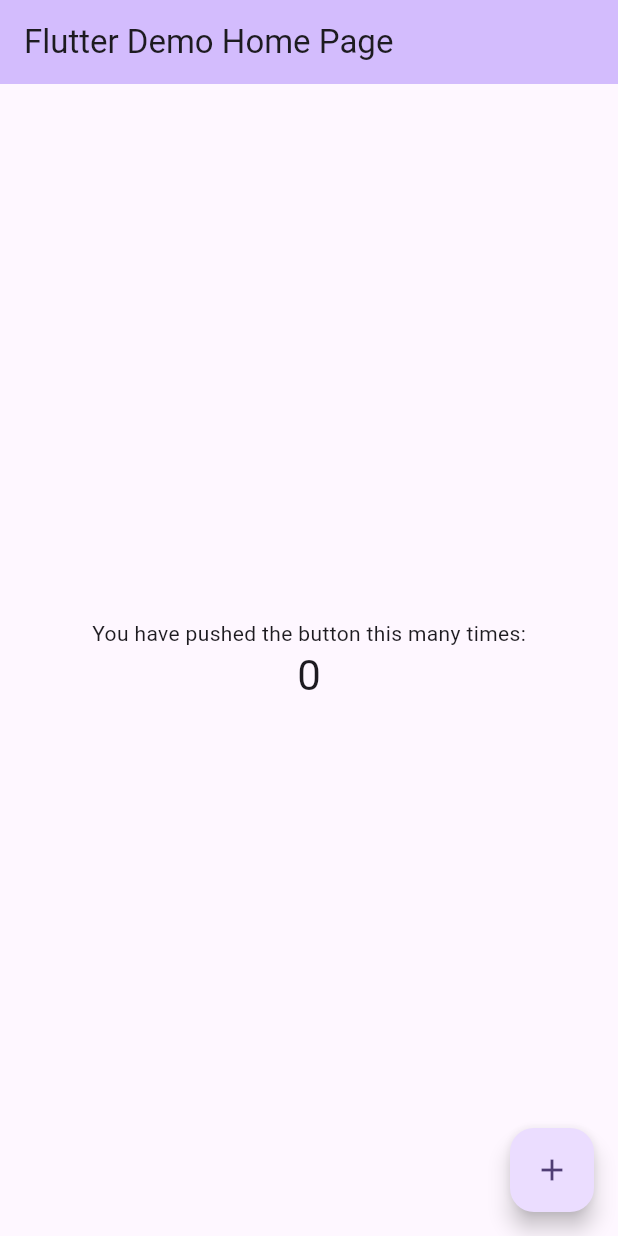
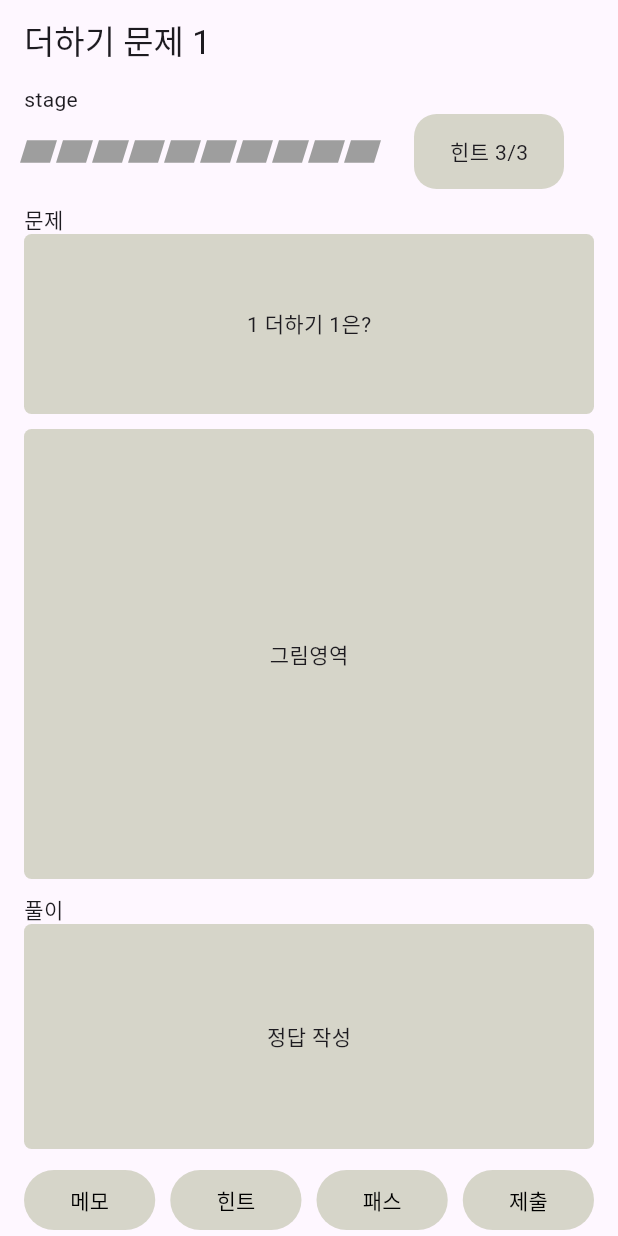
Before and after one commit to APP-iOS7/thinquiz, a Flutter app: the screen it shows after launch, on a phone screen of 412 x 824 dp. Run offline on Flutter 3.47's test engine with Material 3 defaults, Android fonts, the phone set to English and light mode, and no system bars.

Commit message:
퀴즈화면, models, providers 추가

```diff
--- a/thinquiz/lib/main.dart
+++ b/thinquiz/lib/main.dart
@@ -1,4 +1,8 @@
 import 'package:flutter/material.dart';
+import 'package:provider/provider.dart';
+import 'package:thinquiz/providers/game_provider.dart';
+import 'package:thinquiz/providers/quiz_provider.dart';
+import 'package:thinquiz/screens/quiz_screen.dart';
 
 void main() {
   runApp(const MyApp());
@@ -10,116 +14,19 @@ class MyApp extends StatelessWidget {
   // This widget is the root of your application.
   @override
   Widget build(BuildContext context) {
-    return MaterialApp(
-      title: 'Flutter Demo',
-      theme: ThemeData(
-        // This is the theme of your application.
-        //
-        // TRY THIS: Try running your application with "flutter run". You'll see
-        // the application has a purple toolbar. Then, without quitting the app,
-        // try changing the seedColor in the colorScheme below to Colors.green
-        // and then invoke "hot reload" (save your changes or press the "hot
-        // reload" button in a Flutter-supported IDE, or press "r" if you used
-        // the command line to start the app).
-        //
-        // Notice that the counter didn't reset back to zero; the application
-        // state is not lost during the reload. To reset the state, use hot
-        // restart instead.
-        //
-        // This works for code too, not just values: Most code changes can be
-        // tested with just a hot reload.
-        colorScheme: ColorScheme.fromSeed(seedColor: Colors.deepPurple),
-        useMaterial3: true,
+    return MultiProvider(
+      providers: [
+        ChangeNotifierProvider(create: (context) => GameProvider()),
+        ChangeNotifierProvider(create: (context) => QuizProvider())
+      ],
+      child: MaterialApp(
+        title: 'Flutter Demo',
+        theme: ThemeData(
+          colorScheme: ColorScheme.fromSeed(seedColor: Colors.deepPurple),
+          useMaterial3: true,
+        ),
+        home: QuizScreen(),
       ),
-      home: const MyHomePage(title: 'Flutter Demo Home Page'),
     );
   }
 }
-
-class MyHomePage extends StatefulWidget {
-  const MyHomePage({super.key, required this.title});
-
-  // This widget is the home page of your application. It is stateful, meaning
-  // that it has a State object (defined below) that contains fields that affect
-  // how it looks.
-
-  // This class is the configuration for the state. It holds the values (in this
-  // case the title) provided by the parent (in this case the App widget) and
-  // used by the build method of the State. Fields in a Widget subclass are
-  // always marked "final".
-
-  final String title;
-
-  @override
-  State<MyHomePage> createState() => _MyHomePageState();
-}
-
-class _MyHomePageState extends State<MyHomePage> {
-  int _counter = 0;
-
-  void _incrementCounter() {
-    setState(() {
-      // This call to setState tells the Flutter framework that something has
-      // changed in this State, which causes it to rerun the build method below
-      // so that the display can reflect the updated values. If we changed
-      // _counter without calling setState(), then the build method would not be
-      // called again, and so nothing would appear to happen.
-      _counter++;
-    });
-  }
-
-  @override
-  Widget build(BuildContext context) {
-    // This method is rerun every time setState is called, for instance as done
-    // by the _incrementCounter method above.
-    //
-    // The Flutter framework has been optimized to make rerunning build methods
-    // fast, so that you can just rebuild anything that needs updating rather
-    // than having to individually change instances of widgets.
-    return Scaffold(
-      appBar: AppBar(
-        // TRY THIS: Try changing the color here to a specific color (to
-        // Colors.amber, perhaps?) and trigger a hot reload to see the AppBar
-        // change color while the other colors stay the same.
-        backgroundColor: Theme.of(context).colorScheme.inversePrimary,
-        // Here we take the value from the MyHomePage object that was created by
-        // the App.build method, and use it to set our appbar title.
-        title: Text(widget.title),
-      ),
-      body: Center(
-        // Center is a layout widget. It takes a single child and positions it
-        // in the middle of the parent.
-        child: Column(
-          // Column is also a layout widget. It takes a list of children and
-          // arranges them vertically. By default, it sizes itself to fit its
-          // children horizontally, and tries to be as tall as its parent.
-          //
-          // Column has various properties to control how it sizes itself and
-          // how it positions its children. Here we use mainAxisAlignment to
-          // center the children vertically; the main axis here is the vertical
-          // axis because Columns are vertical (the cross axis would be
-          // horizontal).
-          //
-          // TRY THIS: Invoke "debug painting" (choose the "Toggle Debug Paint"
-          // action in the IDE, or press "p" in the console), to see the
-          // wireframe for each widget.
-          mainAxisAlignment: MainAxisAlignment.center,
-          children: <Widget>[
-            const Text(
-              'You have pushed the button this many times:',
-            ),
-            Text(
-              '$_counter',
-              style: Theme.of(context).textTheme.headlineMedium,
-            ),
-          ],
-        ),
-      ),
-      floatingActionButton: FloatingActionButton(
-        onPressed: _incrementCounter,
-        tooltip: 'Increment',
-        child: const Icon(Icons.add),
-      ), // This trailing comma makes auto-formatting nicer for build methods.
-    );
-  }
-}
--- /dev/null
+++ b/thinquiz/lib/managers/lucky_card_manager.dart
@@ -0,0 +1,25 @@
+import 'dart:math';
+import 'package:thinquiz/models/lucky_card.dart';
+
+class LuckyCardManager {
+  static final LuckyCardManager _instance = LuckyCardManager._internal();
+  List<LuckyCard> _items = [];
+
+  factory LuckyCardManager() => _instance;
+
+  LuckyCardManager._internal() {
+    _items = [
+      LuckyCard(content: '힌트가 1개 더 제공됩니다!', type: CardType.chance),
+      LuckyCard(content: '정답을 맞출 경우 점수를 두배로 획득합니다!', type: CardType.chance),
+      LuckyCard(content: '이번 문제를 패스해도 정답으로 인정됩니다!', type: CardType.chance),
+      LuckyCard(content: '이번 문제에서 힌트를 사용할 수 없습니다.', type: CardType.penalty),
+      //LuckyCard(content: '제한 시간이 1분 증가합니다!', type: CardType.chance)
+      //LuckyCard(content: '제한 시간이 1분 감소합니다', type: CardType.penalty)
+      //LuckyCard(content: '이번 문제에서 패스를 사용할 수 없습니다', type: CardType.penalty)
+    ];
+  }
+
+  int get count => _items.length;
+
+  LuckyCard get randomElement => _items[Random().nextInt(count)];
+}
--- /dev/null
+++ b/thinquiz/lib/models/game.dart
@@ -0,0 +1,10 @@
+class Game {
+  int hintCount;
+  int quizIndex;
+  int totalPoint;
+
+  Game(
+      {required this.hintCount,
+      required this.quizIndex,
+      required this.totalPoint});
+}
--- /dev/null
+++ b/thinquiz/lib/models/lucky_card.dart
@@ -0,0 +1,8 @@
+class LuckyCard {
+  String content;
+  CardType type;
+
+  LuckyCard({required this.content, required this.type});
+}
+
+enum CardType { chance, penalty }
--- /dev/null
+++ b/thinquiz/lib/models/quiz.dart
@@ -0,0 +1,23 @@
+class Quiz {
+  String title;
+  int point;
+  String hint;
+  String content;
+  String answer;
+  String solution;
+  QuizStatus status;
+  String quizImage;
+
+  Quiz({
+    required this.title,
+    required this.point,
+    required this.hint,
+    required this.content,
+    required this.answer,
+    required this.solution,
+    required this.status,
+    required this.quizImage
+  });
+}
+
+enum QuizStatus { correct, incorrect, pending, inProgress }
--- /dev/null
+++ b/thinquiz/lib/providers/game_provider.dart
@@ -0,0 +1,13 @@
+import 'package:flutter/material.dart';
+import 'package:thinquiz/models/game.dart';
+
+class GameProvider extends ChangeNotifier {
+  final Game _item = Game(hintCount: 3, quizIndex: 0, totalPoint: 0);
+
+  Game get item => _item;
+
+  void increaseQuizIndex() {
+    _item.quizIndex++;
+    notifyListeners();
+  }
+}
--- /dev/null
+++ b/thinquiz/lib/providers/quiz_provider.dart
@@ -0,0 +1,38 @@
+import 'package:flutter/material.dart';
+import 'package:thinquiz/models/quiz.dart';
+
+class QuizProvider extends ChangeNotifier {
+  List<Quiz> _items = [];
+
+  QuizProvider() {
+    _items = [
+      Quiz(title: '더하기 문제 1', point: 5, hint: '3은 아니다', content: '1 더하기 1은?', answer: '2', solution: '1 더하기 1은 2이다', status: QuizStatus.pending, quizImage: ''),
+      Quiz(title: '더하기 문제 2', point: 5, hint: '3은 아니다', content: '2 더하기 2는?', answer: '4', solution: '2 더하기 2는 4이다', status: QuizStatus.pending, quizImage: ''),
+      Quiz(title: '더하기 문제 3', point: 5, hint: '3은 아니다', content: '3 더하기 3은?', answer: '6', solution: '3 더하기 3는 6이다', status: QuizStatus.pending, quizImage: ''),
+      Quiz(title: '더하기 문제 4', point: 5, hint: '3은 아니다', content: '4 더하기 4는?', answer: '8', solution: '4 더하기 4는 8이다', status: QuizStatus.pending, quizImage: ''),
+      Quiz(title: '더하기 문제 5', point: 5, hint: '3은 아니다', content: '5 더하기 5는?', answer: '10', solution: '5 더하기 5는 10이다', status: QuizStatus.pending, quizImage: ''),
+      Quiz(title: '더하기 문제 6', point: 5, hint: '3은 아니다', content: '6 더하기 6은?', answer: '12', solution: '6 더하기 6는 12이다', status: QuizStatus.pending, quizImage: ''),
+      Quiz(title: '더하기 문제 7', point: 5, hint: '3은 아니다', content: '7 더하기 7은?', answer: '14', solution: '7 더하기 7는 14이다', status: QuizStatus.pending, quizImage: ''),
+      Quiz(title: '더하기 문제 8', point: 5, hint: '3은 아니다', content: '8 더하기 8은?', answer: '16', solution: '8 더하기 8는 16이다', status: QuizStatus.pending, quizImage: ''),
+      Quiz(title: '더하기 문제 9', point: 5, hint: '3은 아니다', content: '9 더하기 9는?', answer: '18', solution: '9 더하기 9는 18이다', status: QuizStatus.pending, quizImage: ''),
+      Quiz(title: '더하기 문제 10', point: 5, hint: '3은 아니다', content: '10 더하기 10은?', answer: '20', solution: '10 더하기 10는 20이다', status: QuizStatus.pending, quizImage: '')
+    ];
+  }
+
+  List<Quiz> get items => _items;
+
+  MaterialColor getQuizColor(int index) {
+    QuizStatus status = _items[index].status;
+
+    switch (status) {
+      case QuizStatus.correct:
+        return Colors.green;
+      case QuizStatus.incorrect:
+        return Colors.red;
+      case QuizStatus.inProgress:
+        return Colors.amber;
+      case QuizStatus.pending:
+        return Colors.grey;
+    }
+  }
+}
--- /dev/null
+++ b/thinquiz/lib/screens/quiz_screen.dart
@@ -0,0 +1,130 @@
+import 'package:flutter/material.dart';
+import 'package:provider/provider.dart';
+import 'package:thinquiz/providers/game_provider.dart';
+import 'package:thinquiz/providers/quiz_provider.dart';
+
+class QuizScreen extends StatefulWidget {
+  const QuizScreen({super.key});
+
+  @override
+  State<QuizScreen> createState() => _QuizScreenState();
+}
+
+class _QuizScreenState extends State<QuizScreen> {
+  @override
+  Widget build(BuildContext context) {
+    return Consumer<GameProvider>(builder: (context, game, child) {
+      return Consumer<QuizProvider>(builder: (context, quiz, child) {
+        return Scaffold(
+          appBar: AppBar(
+            title: Text(quiz.items[game.item.quizIndex].title),
+          ),
+          body: SafeArea(
+            child: Padding(
+              padding: const EdgeInsets.only(left: 16, right: 16),
+              child: Column(
+                crossAxisAlignment: CrossAxisAlignment.start,
+                children: [
+                  Text("stage"),
+                  Row(children: [
+                    for (int i = 0; i < 10; i++)
+                      Padding(
+                        padding: const EdgeInsets.all(2),
+                        child: Transform(
+                          transform: Matrix4.skewX(-0.3),
+                          child: Container(
+                              width: 20,
+                              height: 15,
+                              color: quiz.getQuizColor(i)),
+                        ),
+                      ),
+                    SizedBox(width: 20),
+                    Container(
+                      width: 100,
+                      height: 50,
+                      decoration: BoxDecoration(
+                        borderRadius: BorderRadius.circular(15),
+                        color: Color(0xFFD6D5C9),
+                      ),
+                      child: Center(child: Text('힌트 3/3')),
+                    )
+                  ]),
+                  SizedBox(height: 10),
+                  Text('문제'),
+                  Container(
+                    width: double.infinity,
+                    height: 120,
+                    decoration: BoxDecoration(
+                        borderRadius: BorderRadius.circular(5),
+                        color: Color(0xFFD6D5C9)),
+                    child: Center(
+                        child: Text(quiz.items[game.item.quizIndex].content)),
+                  ),
+                  SizedBox(height: 10),
+                  Container(
+                      width: double.infinity,
+                      height: 300,
+                      decoration: BoxDecoration(
+                          borderRadius: BorderRadius.circular(5),
+                          color: Color(0xffd6d5c9)),
+                      child: Center(child: const Text('그림영역'))),
+                  SizedBox(height: 10),
+                  Text('풀이'),
+                  Expanded(
+                      child: Container(
+                          width: double.infinity,
+                          decoration: BoxDecoration(
+                              borderRadius: BorderRadius.circular(5),
+                              color: Color(0xffd6d5c9)),
+                          child: Center(child: const Text('정답 작성')))),
+                  SizedBox(height: 10),
+                  Row(
+                    children: [
+                      Expanded(
+                          child: TextButton(
+                              style: TextButton.styleFrom(
+                                  backgroundColor: Color(0xFFD6D5C9)),
+                              onPressed: () {},
+                              child: const Text('메모',
+                                  style: TextStyle(color: Colors.black)))),
+                      SizedBox(width: 10),
+                      Expanded(
+                          child: TextButton(
+                              style: TextButton.styleFrom(
+                                  backgroundColor: Color(0xFFD6D5C9)),
+                              onPressed: () {},
+                              child: const Text('힌트',
+                                  style: TextStyle(color: Colors.black)))),
+                      SizedBox(width: 10),
+                      Expanded(
+                          child: TextButton(
+                              style: TextButton.styleFrom(
+                                  backgroundColor: Color(0xFFD6D5C9)),
+                              onPressed: () {
+                                game.increaseQuizIndex();
+                              },
+                              child: const Text('패스',
+                                  style: TextStyle(color: Colors.black)))),
+                      SizedBox(width: 10),
+                      Expanded(
+                          child: TextButton(
+                              style: TextButton.styleFrom(
+                                  backgroundColor: Color(0xffd6d5c9)),
+                              onPressed: () {},
+                              child: const Text(
+                                '제출',
+                                style: TextStyle(color: Colors.black)
+                              )
+                          )
+                      ),
+                    ],
+                  )
+                ],
+              ),
+            ),
+          ),
+        );
+      });
+    });
+  }
+}
--- a/thinquiz/pubspec.yaml
+++ b/thinquiz/pubspec.yaml
@@ -30,6 +30,7 @@ environment:
 dependencies:
   flutter:
     sdk: flutter
+  provider: ^6.1.2
 
   # The following adds the Cupertino Icons font to your application.
   # Use with the CupertinoIcons class for iOS style icons.
```
Also changed, not shown: 1 other file.
